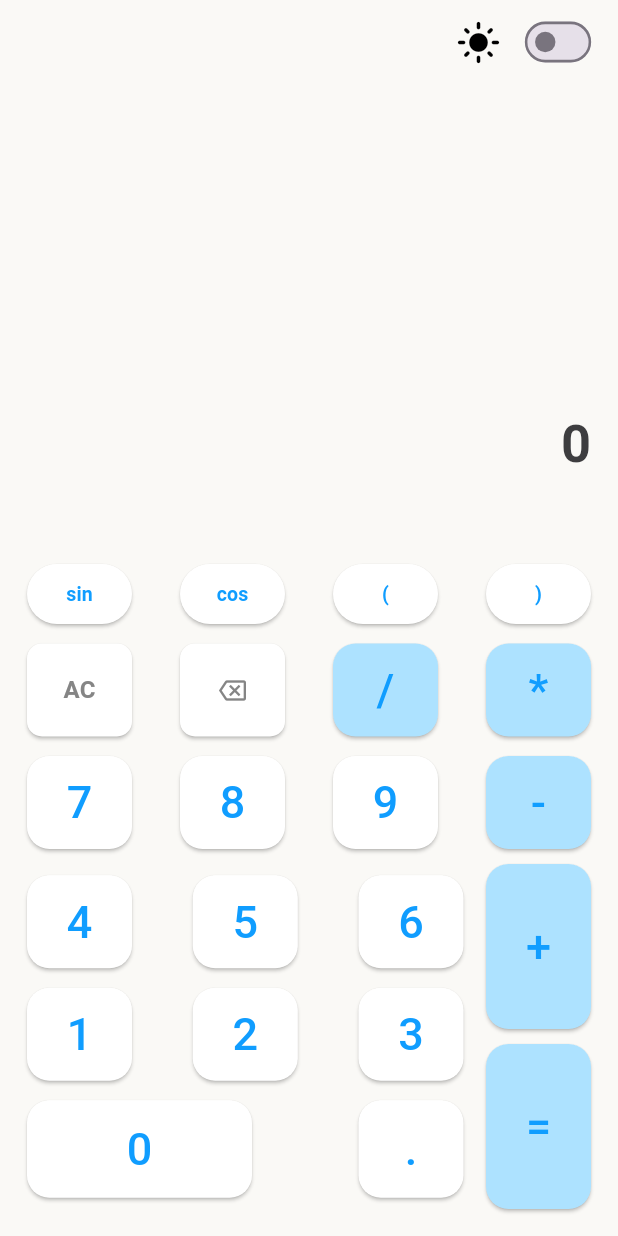
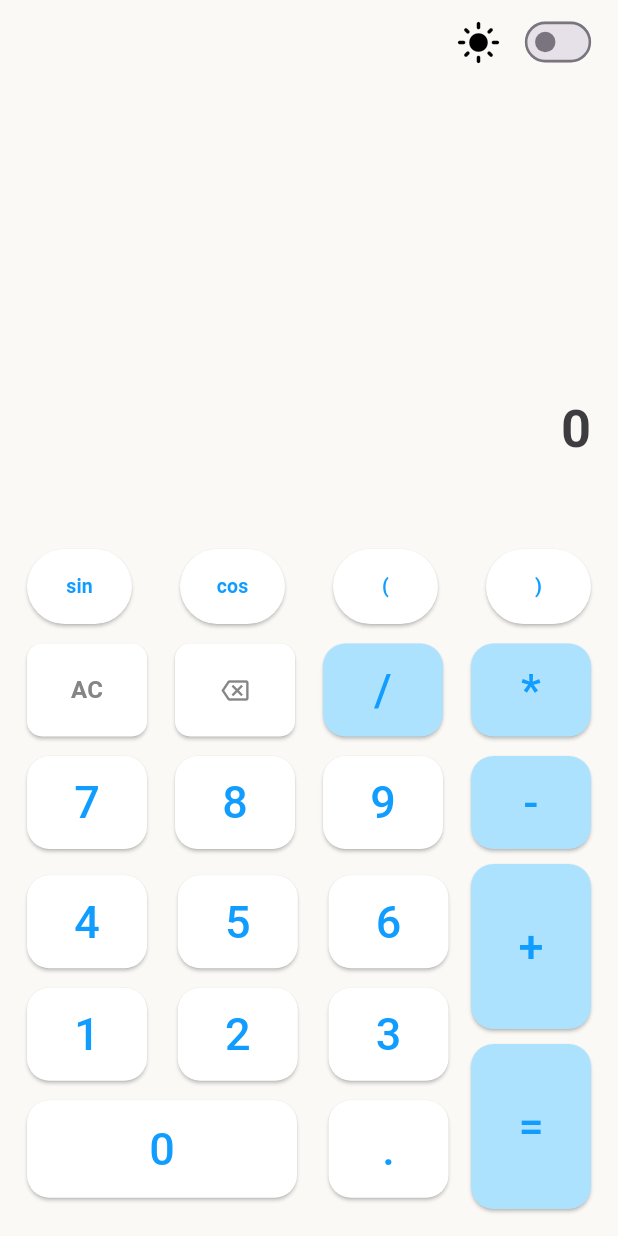
Before and after one commit to RensithUdara/calculator_app, a Flutter app: the screen it shows after launch, on a phone screen of 412 x 824 dp. Run offline on Flutter 3.47's test engine with Material 3 defaults, Android fonts, the phone set to English and light mode, and no system bars; our stand-ins replace shared_preferences; missing offline and left inert: function_tree.

Commit message:
change button size

```diff
--- a/lib/screens/main_screen.dart
+++ b/lib/screens/main_screen.dart
@@ -124,12 +124,6 @@ class Calculator extends StatelessWidget {
                               : FontWeight.normal),
                       child: Text(
                         calculator.output,
-                        // style: TextStyle(
-                        //     fontSize: calculator.equalPressed ? 35 : 25,
-                        //     color: Appcolors.acColor,
-                        //     fontWeight: calculator.equalPressed
-                        //         ? FontWeight.bold
-                        //         : FontWeight.normal),
                       ),
                     ),
                   ],
@@ -162,7 +156,7 @@ class Calculator extends StatelessWidget {
                   children: [
                     SizedBox(
                       height: 62,
-                      width: 70,
+                      width: 80,
                       child: ElevatedButton(
                         onPressed: () {
                           calculator.setValue("AC");
@@ -186,7 +180,7 @@ class Calculator extends StatelessWidget {
                     ),
                     SizedBox(
                       height: 62,
-                      width: 70,
+                      width: 80,
                       child: ElevatedButton(
                         onPressed: () {
                           calculator.setValue("<");
@@ -215,7 +209,7 @@ class Calculator extends StatelessWidget {
                             ? Appcolors.darkmodeColor
                             : Appcolors.opButtonColor,
                         height: 62,
-                        width: 70),
+                        width: 80),
                     customButton(
                         text: "*",
                         fgColor: Appcolors.textColor,
@@ -224,7 +218,7 @@ class Calculator extends StatelessWidget {
                             ? Appcolors.darkmodeColor
                             : Appcolors.opButtonColor,
                         height: 62,
-                        width: 70),
+                        width: 80),
                   ],
                 ),
                 const SizedBox(
@@ -241,7 +235,7 @@ class Calculator extends StatelessWidget {
                             ? const Color(0xff303136)
                             : Appcolors.whiteColor,
                         height: 62,
-                        width: 70),
+                        width: 80),
                     customButton(
                         text: "8",
                         fgColor: Appcolors.textColor,
@@ -250,7 +244,7 @@ class Calculator extends StatelessWidget {
                             ? const Color(0xff303136)
                             : Appcolors.whiteColor,
                         height: 62,
-                        width: 70),
+                        width: 80),
                     customButton(
                         text: "9",
                         fgColor: Appcolors.textColor,
@@ -259,7 +253,7 @@ class Calculator extends StatelessWidget {
                             ? const Color(0xff303136)
                             : Appcolors.whiteColor,
                         height: 62,
-                        width: 70),
+                        width: 80),
                     customButton(
                         text: "-",
                         fgColor: Appcolors.textColor,
@@ -268,7 +262,7 @@ class Calculator extends StatelessWidget {
                             ? Appcolors.darkmodeColor
                             : Appcolors.opButtonColor,
                         height: 62,
-                        width: 70),
+                        width: 80),
                   ],
                 ),
                 const SizedBox(
@@ -291,7 +285,7 @@ class Calculator extends StatelessWidget {
                                     ? const Color(0xff303136)
                                     : Appcolors.whiteColor,
                                 height: 62,
-                                width: 70,
+                                width: 80,
                               ),
                               customButton(
                                   text: "5",
@@ -301,7 +295,7 @@ class Calculator extends StatelessWidget {
                                       ? const Color(0xff303136)
                                       : Appcolors.whiteColor,
                                   height: 62,
-                                  width: 70),
+                                  width: 80),
                               customButton(
                                   text: "6",
                                   fgColor: Appcolors.textColor,
@@ -310,7 +304,7 @@ class Calculator extends StatelessWidget {
                                       ? const Color(0xff303136)
                                       : Appcolors.whiteColor,
                                   height: 62,
-                                  width: 70),
+                                  width: 80),
                             ],
                           ),
                           const SizedBox(
@@ -328,7 +322,7 @@ class Calculator extends StatelessWidget {
                                     ? const Color(0xff303136)
                                     : Appcolors.whiteColor,
                                 height: 62,
-                                width: 70,
+                                width: 80,
                               ),
                               customButton(
                                   text: "2",
@@ -338,7 +332,7 @@ class Calculator extends StatelessWidget {
                                       ? const Color(0xff303136)
                                       : Appcolors.whiteColor,
                                   height: 62,
-                                  width: 70),
+                                  width: 80),
                               customButton(
                                   text: "3",
                                   fgColor: Appcolors.textColor,
@@ -347,7 +341,7 @@ class Calculator extends StatelessWidget {
                                       ? const Color(0xff303136)
                                       : Appcolors.whiteColor,
                                   height: 62,
-                                  width: 70),
+                                  width: 80),
                             ],
                           ),
                           const SizedBox(
@@ -364,7 +358,7 @@ class Calculator extends StatelessWidget {
                                       ? const Color(0xff303136)
                                       : Appcolors.whiteColor,
                                   height: 65,
-                                  width: 150),
+                                  width: 180),
                               customButton(
                                   text: ".",
                                   fgColor: Appcolors.textColor,
@@ -373,7 +367,7 @@ class Calculator extends StatelessWidget {
                                       ? const Color(0xff303136)
                                       : Appcolors.whiteColor,
                                   height: 65,
-                                  width: 70),
+                                  width: 80),
                             ],
                           ),
                         ],
@@ -392,7 +386,7 @@ class Calculator extends StatelessWidget {
                                 ? Appcolors.darkmodeColor
                                 : Appcolors.opButtonColor,
                             height: 110,
-                            width: 70),
+                            width: 80),
                         const SizedBox(
                           height: 10,
                         ),
@@ -404,7 +398,7 @@ class Calculator extends StatelessWidget {
                                 ? Appcolors.darkmodeColor
                                 : Appcolors.opButtonColor,
                             height: 110,
-                            width: 70),
+                            width: 80),
                       ],
                     ),
                   ],
@@ -431,7 +425,7 @@ class scientificButton extends StatelessWidget {
 
     return SizedBox(
       width: 70,
-      height: 40,
+      height: 50,
       child: ElevatedButton(
         onPressed: () {
           calculator.setValue(text);
@@ -500,11 +494,10 @@ child: ElevatedButton(
           ),
         ),
         child: Text(
-    "$text",
+          text,
           style: TextStyle(fontSize: 30, color: fgColor),
         ),
       ),
-
     );
   }
 }
```
Lines whose indentation alone changed are shown as unchanged.
